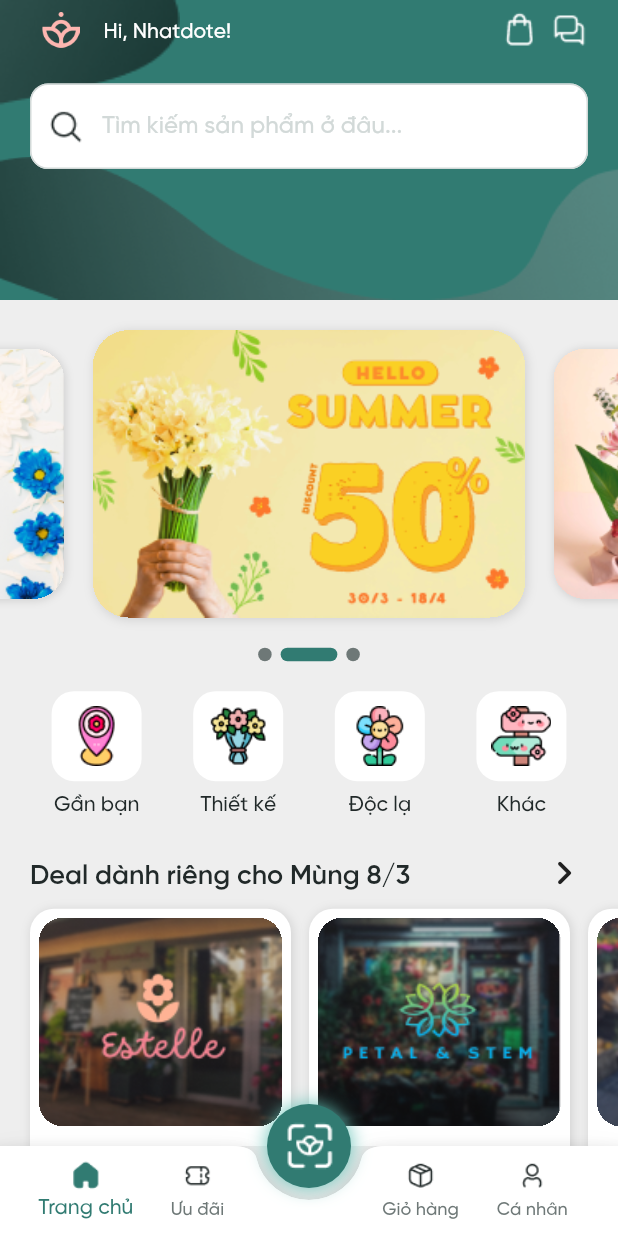
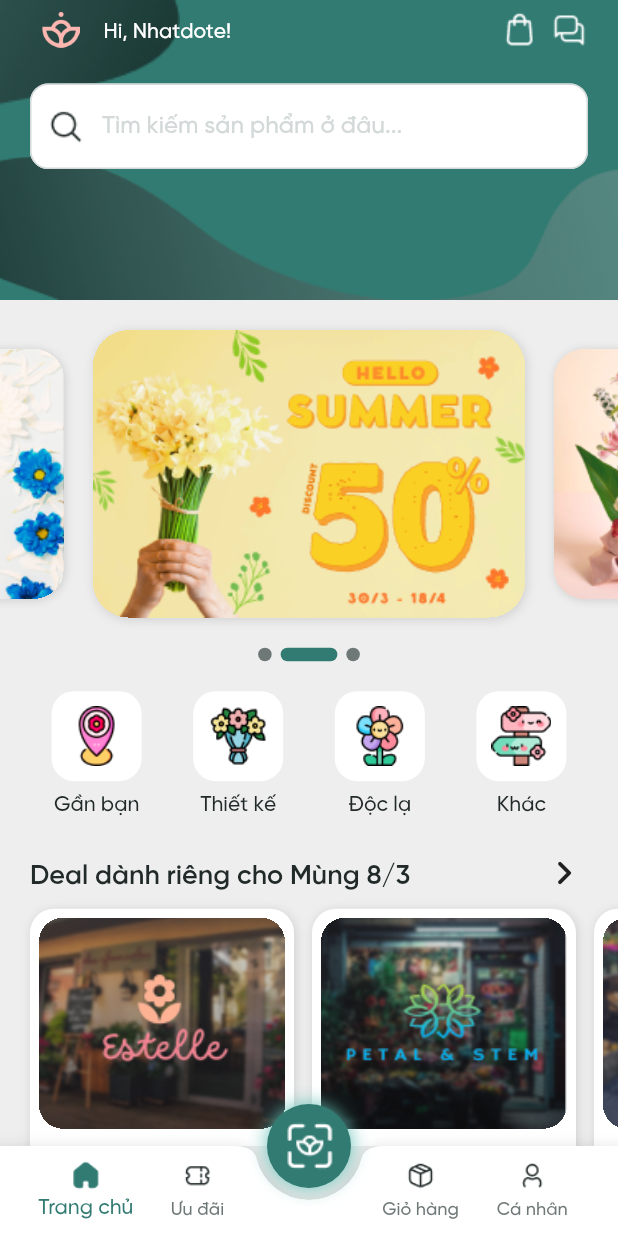
Before and after one commit to Nhatdote/flutter_flora, a Flutter app: the IndexScreen screen opened by its route, on a phone screen of 412 x 824 dp. Run offline on Flutter 3.47's test engine with Material 2 defaults, Android fonts, the phone set to English and light mode, and no system bars; drawn by our look-alikes of carousel_slider, smooth_page_indicator; our stand-ins replace camera, flutter_keyboard_visibility, shared_preferences, video_player, webview_flutter; accounts and stored records are empty.

Commit message:
Refactor DB & home layout

```diff
--- a/lib/db.dart
+++ b/lib/db.dart
@@ -2,6 +2,7 @@ import 'dart:math';
 import 'package:flora/constans/asset.dart';
 import 'package:flora/constans/language.dart';
 import 'package:flora/widgets/card/product_card.dart';
+import 'package:flora/widgets/card/shop_card.dart';
 import 'package:shared_preferences/shared_preferences.dart';
 
 class DB {
@@ -116,14 +117,13 @@ class DB {
     for (int i = 1; i <= 10; i++) {
       items.add(
         ProductModel(
-            image: 'assets/images/layout/flower_$i.png',
-            name: names[random.nextInt(names.length)],
-            price:
-                (((random.nextDouble() * 80).round() + 1) * 10000).toDouble(),
-            star:
-                double.parse((random.nextDouble() * 1 + 4).toStringAsFixed(1)),
-            sold: random.nextInt(1000) + 50,
-            discount: i % 2 == 0 ? null : random.nextInt(32)),
+          image: 'assets/images/layout/flower_$i.png',
+          name: names[random.nextInt(names.length)],
+          price: (((random.nextDouble() * 80).round() + 1) * 10000).toDouble(),
+          star: double.parse((random.nextDouble() * 1 + 4).toStringAsFixed(1)),
+          sold: random.nextInt(1000) + 50,
+          discount: i % 2 == 0 ? null : random.nextInt(32),
+        ),
       );
     }
 
@@ -132,37 +132,39 @@ class DB {
     return items;
   }
 
-  static List<Map<String, dynamic>> get shopList {
-    return [
-      {
-        'image': 'assets/images/layout/shop_retro_vibes.png',
-        'distance': '0.2km',
-        'name': 'Retro Vibe',
-        'star': 4.3,
-        'evaluation': '10+',
-        'discount': 22
-      },
-      {
-        'image': 'assets/images/layout/shop_estelle.png',
-        'distance': '1.2km',
-        'name': 'Estelle',
-        'star': 3.9,
-        'evaluation': '10+'
-      },
-      {
-        'image': 'assets/images/layout/shop_sweet_pea.png',
-        'distance': '0.9km',
-        'name': 'Sweet pea',
-        'star': 4.8,
-        'evaluation': '10+'
-      },
-      {
-        'image': 'assets/images/layout/shop_petal_stem.png',
-        'distance': '0.5km',
-        'name': 'Petal & stem',
-        'star': 4.2,
-        'evaluation': '10+'
-      }
+  static List<ShopModel> get shopList {
+    List<String> images = [
+      'assets/images/layout/shop_retro_vibes.png',
+      'assets/images/layout/shop_estelle.png',
+      'assets/images/layout/shop_sweet_pea.png',
+      'assets/images/layout/shop_petal_stem.png',
     ];
+
+    Random random = Random();
+
+    List<ShopModel> items = [];
+
+    for (int i = 0; i < images.length; i++) {
+      String h = images[i];
+      items.add(
+        ShopModel(
+          distance: '${random.nextDouble() * 10}km',
+          name: h
+              .split('/')
+              .last
+              .split('.')[0]
+              .split('_')
+              .skip(1)
+              .map((h) => h.substring(0, 1).toUpperCase() + h.substring(1))
+              .join(' '),
+          star: double.parse((random.nextDouble() * 5).toStringAsFixed(1)),
+          evaluation: '10+',
+          image: h,
+          discount: i != 0 ? null : random.nextInt(32),
+        ),
+      );
+    }
+
+    return items;
   }
 }
--- a/lib/screens/home/home.dart
+++ b/lib/screens/home/home.dart
@@ -1,6 +1,5 @@
 import 'dart:math';
 import 'package:carousel_slider/carousel_slider.dart';
-import 'package:flora/constans/asset.dart';
 import 'package:flora/constans/space.dart';
 import 'package:flora/constans/style.dart';
 import 'package:flora/db.dart';
@@ -11,7 +10,6 @@ import 'package:flora/widgets/card/shop_card.dart';
 import 'package:flora/widgets/category_slider.dart';
 import 'package:flora/widgets/indicator.dart';
 import 'package:flutter/material.dart';
-import '../../constans/color.dart';
 
 class HomeScreen extends StatefulWidget {
   const HomeScreen({super.key});
@@ -22,8 +20,8 @@ class HomeScreen extends StatefulWidget {
 
 class _HomeScreenState extends State<HomeScreen> {
   List<Map<String, String>> features = DB.features;
-  List<Map<String, dynamic>> deal83 = DB.shopList;
-  List<Map<String, dynamic>> birthday = DB.shopList;
+  List<ShopModel> deal83 = DB.shopList;
+  List<ShopModel> birthday = DB.shopList;
   List<ProductModel> flowers = DB.getFlowers();
 
   @override
@@ -45,143 +43,42 @@ class _HomeScreenState extends State<HomeScreen> {
         SliverList.list(
           children: [
             const SizedBox(height: AppSpace.xl),
-            Row(
-              mainAxisAlignment: MainAxisAlignment.spaceEvenly,
-              children: features
-                  .map(
-                    (h) => FeatureWidghet(
-                      label: h['label']!,
-                      icon: h['icon']!,
-                    ),
-                  )
-                  .toList(),
-            ),
+            FeatureWidghet(features: features),
             const SizedBox(height: AppSpace.xl),
             CategorySlider(
               category: 'Deal dành riêng cho Mùng 8/3',
               items: deal83,
+              type: 'shop',
               builder: (item, {double? width}) => ShopCard(
                 width: width,
-                distance: item['distance'],
-                name: item['name'],
-                star: item['star'],
-                evaluation: item['evaluation'],
-                image: item['image'],
-                discount: item['discount'],
+                shop: item,
               ),
             ),
             const SizedBox(height: AppSpace.xl),
             CategorySlider(
               category: 'Shop tặng Sinh nhật Người thương',
               items: birthday,
+              type: 'shop',
               builder: (item, {double? width}) => ShopCard(
                 width: width,
-                distance: item['distance'],
-                name: item['name'],
-                star: item['star'],
-                evaluation: item['evaluation'],
-                image: item['image'],
-                discount: item['discount'],
+                shop: item,
               ),
             ),
             const SizedBox(height: AppSpace.xl),
+            CategorySlider(
+              category: 'Sản phẩm thịnh hành',
+              items: flowers,
+              type: 'product',
+              builder: (item, {double? width}) => ProductCard(
+                width: width,
+                product: item,
+              ),
+            ),
             const SizedBox(height: AppSpace.xl),
           ],
         ),
-        // SliverList.separated(
-        //   itemCount: flowers.length,
-        //   itemBuilder: (context, index) {
-        //     return ProductCard(product: flowers[index]);
-        //   },
-        //   separatorBuilder: (context, index) =>
-        //       const SizedBox(width: AppSpace.md),
-        // ),
-        SliverList(
-          delegate: SliverChildBuilderDelegate(
-            (BuildContext context, int index) {
-              return ProductCard(product: flowers[index]);
-            },
-            childCount: flowers.length,
-          ),
-        ),
-        // SliverPadding(
-        //   padding: const EdgeInsets.all(AppSpace.xl),
-        //   sliver: SliverGrid(
-        //     delegate: SliverChildBuilderDelegate(
-        //       (BuildContext context, int index) {
-        //         return ProductCard(product: flowers[index]);
-        //       },
-        //       childCount: flowers.length,
-        //     ),
-        //     gridDelegate: const SliverGridDelegateWithFixedCrossAxisCount(
-        //       crossAxisCount: 2,
-        //       mainAxisSpacing: AppSpace.md,
-        //       crossAxisSpacing: AppSpace.md,
-        //       childAspectRatio: 0.7,
-        //     ),
-        //   ),
-        // )
       ],
     );
-
-    // return SingleChildScrollView(
-    //   child: Column(
-    //     children: [
-    //       const HeaderWidget(),
-    //       const PromotionWidget(),
-    //       const SizedBox(height: AppSpace.xl),
-    //       Row(
-    //         mainAxisAlignment: MainAxisAlignment.spaceEvenly,
-    //         children: features
-    //             .map(
-    //               (h) => FeatureWidghet(
-    //                 label: h['label']!,
-    //                 icon: h['icon']!,
-    //               ),
-    //             )
-    //             .toList(),
-    //       ),
-    //       const SizedBox(height: AppSpace.xl),
-    //       CategorySlider(
-    //         category: 'Deal dành riêng cho Mùng 8/3',
-    //         items: deal83,
-    //         builder: (item, {double? width}) => ShopCard(
-    //           width: width,
-    //           distance: item['distance'],
-    //           name: item['name'],
-    //           star: item['star'],
-    //           evaluation: item['evaluation'],
-    //           image: item['image'],
-    //           discount: item['discount'],
-    //         ),
-    //       ),
-    //       const SizedBox(height: AppSpace.xl),
-    //       CategorySlider(
-    //         category: 'Shop tặng Sinh nhật Người thương',
-    //         items: birthday,
-    //         builder: (item, {double? width}) => ShopCard(
-    //           width: width,
-    //           distance: item['distance'],
-    //           name: item['name'],
-    //           star: item['star'],
-    //           evaluation: item['evaluation'],
-    //           image: item['image'],
-    //           discount: item['discount'],
-    //         ),
-    //       ),
-    //       const SizedBox(height: AppSpace.xl),
-    // CategorySlider(
-    //   category: 'Sản phẩm thịnh hành',
-    //   items: flowers,
-    //   builder: (item, {double? width}) => ProductCard(
-    //     width: width,
-    //     product: item,
-    //   ),
-    // ),
-    // const SizedBox(height: AppSpace.xl),
-    //     ],
-    //   ),
-    // );
   }
 }
 
@@ -243,17 +140,18 @@ class _PromotionWidgetState extends State<PromotionWidget> {
 }
 
 class FeatureWidghet extends StatelessWidget {
-  final String label;
-  final String icon;
+  final List<Map<String, String>> features;
 
   const FeatureWidghet({
     super.key,
-    required this.label,
-    required this.icon,
+    required this.features,
   });
 
   @override
   Widget build(BuildContext context) {
+    return Row(
+      mainAxisAlignment: MainAxisAlignment.spaceEvenly,
+      children: features.map((h) {
         return Column(
           children: [
             Container(
@@ -266,15 +164,17 @@ class FeatureWidghet extends StatelessWidget {
                 borderRadius: BorderRadius.circular(15),
               ),
               child: Image.asset(
-            icon,
+                h['icon']!,
                 height: 40,
               ),
             ),
             Padding(
               padding: const EdgeInsets.only(top: 4),
-          child: Text(label),
+              child: Text(h['label']!),
             )
           ],
         );
+      }).toList(),
+    );
   }
 }
--- a/lib/widgets/card/product_card.dart
+++ b/lib/widgets/card/product_card.dart
@@ -3,7 +3,6 @@ import 'package:flora/constans/color.dart';
 import 'package:flora/constans/style.dart';
 import 'package:flora/shared/functions.dart';
 import 'package:flutter/material.dart';
-
 import '../discount_flag.dart';
 
 class ProductCard extends StatelessWidget {
@@ -18,16 +17,12 @@ class ProductCard extends StatelessWidget {
 
   @override
   Widget build(BuildContext context) {
-    double cardWidth = width ?? 0;
+    double cardWidth =
+        width != null ? width! : (MediaQuery.of(context).size.width - 60) / 2;
     double rootPrice = 0.0;
 
     if (product.discount != null) {
       rootPrice = product.price + product.price * product.discount! / 100;
-    }
-
-    if (cardWidth == 0) {
-      final Size size = MediaQuery.of(context).size;
-      cardWidth = (size.width - 60) / 2;
     }
 
     Widget discountFlag = product.discount == null
@@ -38,6 +33,8 @@ class ProductCard extends StatelessWidget {
       children: [
         Container(
           padding: const EdgeInsets.all(6),
+          width: cardWidth,
+          height: double.infinity,
           decoration: BoxDecoration(
             borderRadius: BorderRadius.circular(16),
             color: Colors.white,
--- a/lib/widgets/card/shop_card.dart
+++ b/lib/widgets/card/shop_card.dart
@@ -5,44 +5,30 @@ import 'package:flora/widgets/discount_flag.dart';
 import 'package:flutter/material.dart';
 
 class ShopCard extends StatelessWidget {
-  final String distance;
-  final String name;
-  final double star;
-  final String evaluation;
-  final String image;
+  final ShopModel shop;
   final double? width;
-  final int? discount;
 
   const ShopCard({
     super.key,
-    required this.distance,
-    required this.name,
-    required this.star,
-    required this.evaluation,
-    required this.image,
+    required this.shop,
     this.width,
-    this.discount,
   });
 
   @override
   Widget build(BuildContext context) {
-    // ignore: no_leading_underscores_for_local_identifiers
-    double _width = width ?? 0;
+    double cardWidth =
+        width != null ? width! : (MediaQuery.of(context).size.width - 60) / 2;
 
-    if (_width == 0) {
-      final Size size = MediaQuery.of(context).size;
-      _width = (size.width - 100) / 2;
-    }
-
-    Widget discountFlag =
-        discount == null ? Container() : DiscountFlag(discount: discount!);
+    Widget discountFlag = shop.discount == null
+        ? Container()
+        : DiscountFlag(discount: shop.discount!);
 
     return Stack(
       children: [
         Container(
           padding: const EdgeInsets.all(6),
-          width: _width,
-          height: _width * 1.4,
+          width: cardWidth,
+          height: double.infinity,
           decoration: BoxDecoration(
             borderRadius: BorderRadius.circular(16),
             color: Colors.white,
@@ -58,21 +44,21 @@ class ShopCard extends StatelessWidget {
                   borderRadius: BorderRadius.circular(16),
                 ),
                 child: Image.asset(
-                  image,
+                  shop.image,
                   fit: BoxFit.cover,
-                  width: _width - 12,
-                  height: _width * 0.8,
+                  width: cardWidth - 12,
+                  height: cardWidth * 0.8,
                 ),
               ),
               const SizedBox(height: 8),
               Padding(
                 padding: const EdgeInsets.symmetric(horizontal: 4),
-                child: Text(distance, style: AppStyle.textHint),
+                child: Text(shop.distance, style: AppStyle.textHint),
               ),
               Padding(
                 padding: const EdgeInsets.symmetric(horizontal: 4),
                 child: Text(
-                  name,
+                  shop.name,
                   style: AppStyle.textLabel,
                   maxLines: 1,
                   overflow: TextOverflow.ellipsis,
@@ -91,7 +77,7 @@ class ShopCard extends StatelessWidget {
                     Padding(
                       padding: const EdgeInsets.only(left: 4),
                       child: Text(
-                        "$star",
+                        "${shop.star}",
                         style: const TextStyle(
                             fontSize: AppStyle.fontSizeSm,
                             fontWeight: FontWeight.w500),
@@ -109,7 +95,7 @@ class ShopCard extends StatelessWidget {
                     ),
                     const Spacer(),
                     Text(
-                      "$evaluation Đánh giá",
+                      "${shop.evaluation} Đánh giá",
                       style: const TextStyle(fontSize: AppStyle.fontSizeSm),
                     ),
                   ],
@@ -127,3 +113,21 @@ class ShopCard extends StatelessWidget {
     );
   }
 }
+
+class ShopModel {
+  ShopModel({
+    required this.distance,
+    required this.name,
+    required this.star,
+    required this.evaluation,
+    required this.image,
+    this.discount,
+  });
+
+  final String distance;
+  final String name;
+  final double star;
+  final String evaluation;
+  final String image;
+  final int? discount;
+}
--- a/lib/widgets/category_slider.dart
+++ b/lib/widgets/category_slider.dart
@@ -6,19 +6,18 @@ class CategorySlider extends StatelessWidget {
   final String? category;
   final List<dynamic> items;
   final Widget Function(dynamic item, {double? width}) builder;
+  final String type;
 
   const CategorySlider({
     super.key,
     this.category,
     required this.items,
     required this.builder,
+    required this.type,
   });
 
   @override
   Widget build(BuildContext context) {
-    final Size size = MediaQuery.of(context).size;
-    final double width = (size.width - AppSpace.xl * 2 - AppSpace.sm * 2) / 2;
-
     Widget title = Container();
     if (category != null) {
       title = Padding(
@@ -42,12 +41,21 @@ class CategorySlider extends StatelessWidget {
       );
     }
 
+    double width = (MediaQuery.of(context).size.width - 60) / 2;
+    double height;
+
+    if (type == 'product') {
+      height = width * 1.5;
+    } else {
+      height = width * 1.4;
+    }
+
     return Column(
       crossAxisAlignment: CrossAxisAlignment.start,
       children: [
         title,
         SizedBox(
-          height: width * 1.2,
+          height: height,
           child: ListView.separated(
             scrollDirection: Axis.horizontal,
             itemCount: items.length,
```
Lines whose indentation alone changed are shown as unchanged.
